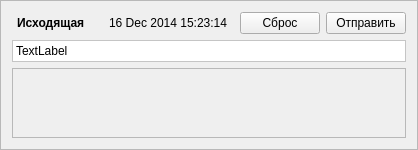
Before: the Qt Designer form MorseMessage.ui in jolaf/morse-telegraph, drawn with Qt 5.
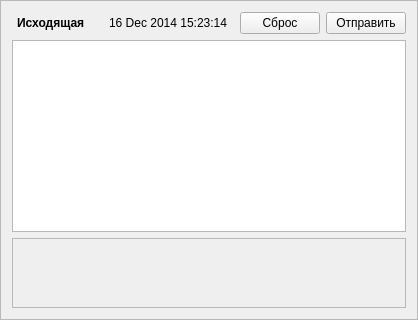
After: the same form once the commit is applied. Custom widgets are drawn as their Qt base class.

Commit message: Changed message editor widget to QPlainTextEdit Still non-functional draft of GUI application

```diff
--- a/MorseMessage.ui
+++ b/MorseMessage.ui
@@ -280,30 +280,12 @@
     </layout>
    </item>
    <item>
-    <widget class="MessageTextLabel" name="textEditLabel">
-     <property name="styleSheet">
-      <string notr="true">background: white</string>
+    <widget class="MessageTextEdit" name="messageTextEdit">
+     <property name="verticalScrollBarPolicy">
+      <enum>Qt::ScrollBarAlwaysOff</enum>
      </property>
-     <property name="frameShape">
-      <enum>QFrame::StyledPanel</enum>
-     </property>
-     <property name="frameShadow">
-      <enum>QFrame::Sunken</enum>
-     </property>
-     <property name="text">
-      <string>TextLabel</string>
-     </property>
-     <property name="textFormat">
-      <enum>Qt::PlainText</enum>
-     </property>
-     <property name="alignment">
-      <set>Qt::AlignLeading|Qt::AlignLeft|Qt::AlignTop</set>
-     </property>
-     <property name="wordWrap">
-      <bool>true</bool>
-     </property>
-     <property name="textInteractionFlags">
-      <set>Qt::TextEditorInteraction</set>
+     <property name="horizontalScrollBarPolicy">
+      <enum>Qt::ScrollBarAlwaysOff</enum>
      </property>
     </widget>
    </item>
@@ -346,8 +328,8 @@
  </widget>
  <customwidgets>
   <customwidget>
-   <class>MessageTextLabel</class>
-   <extends>QLabel</extends>
+   <class>MessageTextEdit</class>
+   <extends>QPlainTextEdit</extends>
    <header>MorseWidgets</header>
   </customwidget>
  </customwidgets>
```
The commit also changes 1 other file.
